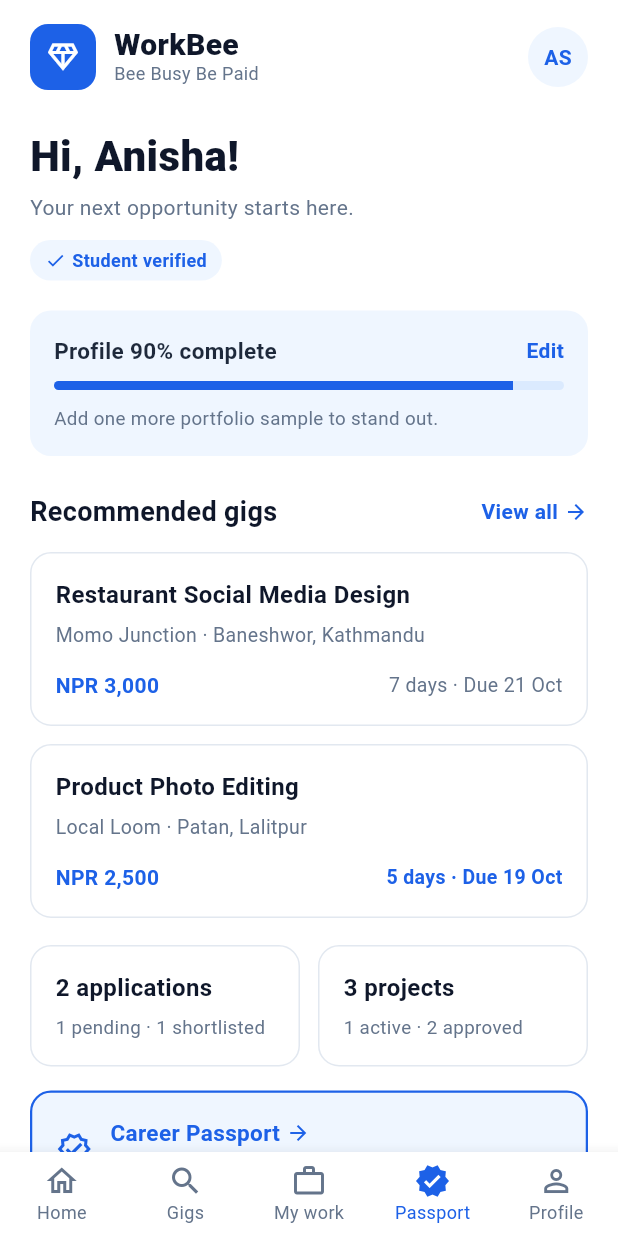
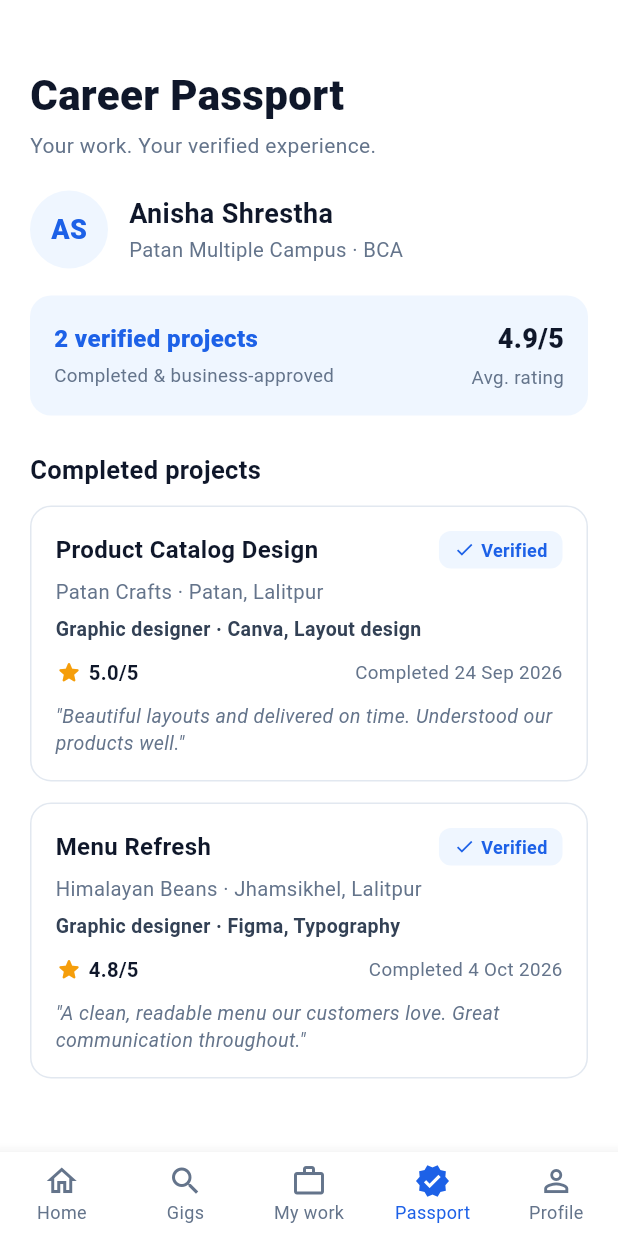
Before and after one commit to arpitsthaa/workbee-app, a Flutter app: the StudentDashboardScreen screen opened directly, item 4 of the bottom bar chosen, on a phone screen of 412 x 824 dp. Run offline on Flutter 3.47's test engine with Material 3 defaults, Android fonts, the phone set to English and light mode, and no system bars; our stand-ins replace shared_preferences; accounts and stored records are empty.

Commit message:
Added Passport Screen

```diff
--- /dev/null
+++ b/workbee_frontend/lib/views/passport_screen.dart
@@ -0,0 +1,333 @@
+import 'package:flutter/material.dart';
+
+class PassportScreen extends StatelessWidget {
+  const PassportScreen({super.key});
+
+  @override
+  Widget build(BuildContext context) {
+    const primaryBlue = Color(0xFF1D61E7);
+    const softBlueBg = Color(0xFFEFF6FF);
+    const darkText = Color(0xFF0F172A);
+    const mutedText = Color(0xFF64748B);
+    const borderColor = Color(0xFFE2E8F0);
+
+    return SafeArea(
+      child: Center(
+        child: ConstrainedBox(
+          constraints: const BoxConstraints(maxWidth: 480),
+          child: SingleChildScrollView(
+            padding: const EdgeInsets.fromLTRB(20, 18, 20, 24),
+            child: Column(
+              crossAxisAlignment: CrossAxisAlignment.start,
+              children: [
+                // Header
+                const Text(
+                  'Career Passport',
+                  style: TextStyle(
+                    fontSize: 28,
+                    fontWeight: FontWeight.w800,
+                    color: darkText,
+                  ),
+                ),
+                const SizedBox(height: 4),
+                const Text(
+                  'Your work. Your verified experience.',
+                  style: TextStyle(
+                    fontSize: 14,
+                    color: mutedText,
+                  ),
+                ),
+                const SizedBox(height: 20),
+
+                // Student Info Row
+                Row(
+                  children: [
+                    Container(
+                      width: 52,
+                      height: 52,
+                      decoration: const BoxDecoration(
+                        color: softBlueBg,
+                        shape: BoxShape.circle,
+                      ),
+                      alignment: Alignment.center,
+                      child: const Text(
+                        'AS',
+                        style: TextStyle(
+                          fontSize: 18,
+                          fontWeight: FontWeight.w800,
+                          color: primaryBlue,
+                        ),
+                      ),
+                    ),
+                    const SizedBox(width: 14),
+                    const Column(
+                      crossAxisAlignment: CrossAxisAlignment.start,
+                      children: [
+                        Text(
+                          'Anisha Shrestha',
+                          style: TextStyle(
+                            fontSize: 18,
+                            fontWeight: FontWeight.w700,
+                            color: darkText,
+                          ),
+                        ),
+                        SizedBox(height: 2),
+                        Text(
+                          'Patan Multiple Campus · BCA',
+                          style: TextStyle(
+                            fontSize: 13.5,
+                            color: mutedText,
+                          ),
+                        ),
+                      ],
+                    ),
+                  ],
+                ),
+                const SizedBox(height: 18),
+
+                // Summary Banner
+                Container(
+                  width: double.infinity,
+                  padding: const EdgeInsets.all(16),
+                  decoration: BoxDecoration(
+                    color: softBlueBg,
+                    borderRadius: BorderRadius.circular(14),
+                  ),
+                  child: const Row(
+                    mainAxisAlignment: MainAxisAlignment.spaceBetween,
+                    children: [
+                      Column(
+                        crossAxisAlignment: CrossAxisAlignment.start,
+                        children: [
+                          Text(
+                            '2 verified projects',
+                            style: TextStyle(
+                              fontSize: 16,
+                              fontWeight: FontWeight.w800,
+                              color: primaryBlue,
+                            ),
+                          ),
+                          SizedBox(height: 4),
+                          Text(
+                            'Completed & business-approved',
+                            style: TextStyle(
+                              fontSize: 12.5,
+                              color: mutedText,
+                            ),
+                          ),
+                        ],
+                      ),
+                      Column(
+                        crossAxisAlignment: CrossAxisAlignment.end,
+                        children: [
+                          Text(
+                            '4.9/5',
+                            style: TextStyle(
+                              fontSize: 18,
+                              fontWeight: FontWeight.w800,
+                              color: darkText,
+                            ),
+                          ),
+                          SizedBox(height: 4),
+                          Text(
+                            'Avg. rating',
+                            style: TextStyle(
+                              fontSize: 12.5,
+                              color: mutedText,
+                            ),
+                          ),
+                        ],
+                      ),
+                    ],
+                  ),
+                ),
+                const SizedBox(height: 24),
+
+                // Section Title
+                const Text(
+                  'Completed projects',
+                  style: TextStyle(
+                    fontSize: 17,
+                    fontWeight: FontWeight.w700,
+                    color: darkText,
+                  ),
+                ),
+                const SizedBox(height: 12),
+
+                // Project Card 1
+                _VerifiedProjectCard(
+                  title: 'Product Catalog Design',
+                  businessAndLocation: 'Patan Crafts · Patan, Lalitpur',
+                  roleAndSkills: 'Graphic designer · Canva, Layout design',
+                  dateText: 'Completed 24 Sep 2026',
+                  ratingText: '5.0/5',
+                  feedback:
+                  '"Beautiful layouts and delivered on time. Understood our products well."',
+                  borderColor: borderColor,
+                ),
+                const SizedBox(height: 14),
+
+                // Project Card 2
+                _VerifiedProjectCard(
+                  title: 'Menu Refresh',
+                  businessAndLocation: 'Himalayan Beans · Jhamsikhel, Lalitpur',
+                  roleAndSkills: 'Graphic designer · Figma, Typography',
+                  dateText: 'Completed 4 Oct 2026',
+                  ratingText: '4.8/5',
+                  feedback:
+                  '"A clean, readable menu our customers love. Great communication throughout."',
+                  borderColor: borderColor,
+                ),
+              ],
+            ),
+          ),
+        ),
+      ),
+    );
+  }
+}
+
+// ---------------------------------------------------------------------------
+// REUSABLE VERIFIED PROJECT CARD
+// ---------------------------------------------------------------------------
+
+class _VerifiedProjectCard extends StatelessWidget {
+  final String title;
+  final String businessAndLocation;
+  final String roleAndSkills;
+  final String dateText;
+  final String ratingText;
+  final String feedback;
+  final Color borderColor;
+
+  const _VerifiedProjectCard({
+    required this.title,
+    required this.businessAndLocation,
+    required this.roleAndSkills,
+    required this.dateText,
+    required this.ratingText,
+    required this.feedback,
+    required this.borderColor,
+  });
+
+  @override
+  Widget build(BuildContext context) {
+    const primaryBlue = Color(0xFF1D61E7);
+    const softBlueBg = Color(0xFFEFF6FF);
+    const darkText = Color(0xFF0F172A);
+    const mutedText = Color(0xFF64748B);
+
+    return Container(
+      width: double.infinity,
+      padding: const EdgeInsets.all(16),
+      decoration: BoxDecoration(
+        color: Colors.white,
+        borderRadius: BorderRadius.circular(14),
+        border: Border.all(color: borderColor),
+      ),
+      child: Column(
+        crossAxisAlignment: CrossAxisAlignment.start,
+        children: [
+          // Title + Verified Badge
+          Row(
+            children: [
+              Expanded(
+                child: Text(
+                  title,
+                  style: const TextStyle(
+                    fontSize: 16,
+                    fontWeight: FontWeight.w700,
+                    color: darkText,
+                  ),
+                ),
+              ),
+              Container(
+                padding: const EdgeInsets.symmetric(
+                  horizontal: 10,
+                  vertical: 4,
+                ),
+                decoration: BoxDecoration(
+                  color: softBlueBg,
+                  borderRadius: BorderRadius.circular(8),
+                ),
+                child: const Row(
+                  mainAxisSize: MainAxisSize.min,
+                  children: [
+                    Icon(Icons.check, size: 14, color: primaryBlue),
+                    SizedBox(width: 4),
+                    Text(
+                      'Verified',
+                      style: TextStyle(
+                        fontSize: 12,
+                        fontWeight: FontWeight.w700,
+                        color: primaryBlue,
+                      ),
+                    ),
+                  ],
+                ),
+              ),
+            ],
+          ),
+          const SizedBox(height: 6),
+
+          Text(
+            businessAndLocation,
+            style: const TextStyle(fontSize: 13.5, color: mutedText),
+          ),
+          const SizedBox(height: 6),
+
+          Text(
+            roleAndSkills,
+            style: const TextStyle(
+              fontSize: 13,
+              fontWeight: FontWeight.w600,
+              color: Color(0xFF334155),
+            ),
+          ),
+          const SizedBox(height: 10),
+
+          // Rating & Date Row
+          Row(
+            mainAxisAlignment: MainAxisAlignment.spaceBetween,
+            children: [
+              Row(
+                children: [
+                  const Icon(
+                    Icons.star_rounded,
+                    size: 18,
+                    color: Color(0xFFF59E0B),
+                  ),
+                  const SizedBox(width: 4),
+                  Text(
+                    ratingText,
+                    style: const TextStyle(
+                      fontSize: 13.5,
+                      fontWeight: FontWeight.w700,
+                      color: darkText,
+                    ),
+                  ),
+                ],
+              ),
+              Text(
+                dateText,
+                style: const TextStyle(fontSize: 12.5, color: mutedText),
+              ),
+            ],
+          ),
+          const SizedBox(height: 10),
+
+          // Client Quote
+          Text(
+            feedback,
+            style: const TextStyle(
+              fontSize: 13,
+              height: 1.4,
+              fontStyle: FontStyle.italic,
+              color: mutedText,
+            ),
+          ),
+        ],
+      ),
+    );
+  }
+}
--- a/workbee_frontend/lib/views/student_dashboard_screen.dart
+++ b/workbee_frontend/lib/views/student_dashboard_screen.dart
@@ -1,6 +1,7 @@
 import 'package:flutter/material.dart';
 import 'package:workbee_frontend/views/browse_gigs_screen.dart';
 import 'package:workbee_frontend/views/my_work_screen.dart';
+import 'package:workbee_frontend/views/passport_screen.dart';
 
 class StudentDashboardScreen extends StatefulWidget {
   final String studentName;
@@ -32,6 +33,8 @@ class _StudentDashboardScreenState extends State<StudentDashboardScreen> {
           ? const BrowseGigsScreen()
           : _selectedIndex == 2
           ? const MyWorkScreen()
+          : _selectedIndex == 3
+          ? const PassportScreen()
           : SafeArea(
         child: Center(
           child: ConstrainedBox(
```
